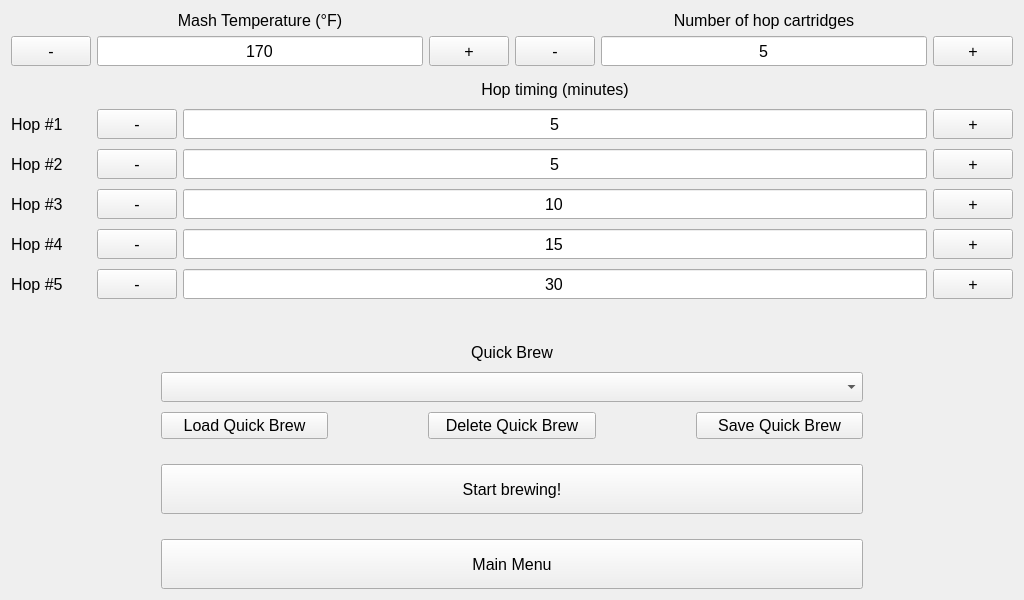
First picture: the form in autobrewer/GUI/UI Files/BrewConfig.ui, repository drmwve/Capstone-Project, before the edit.
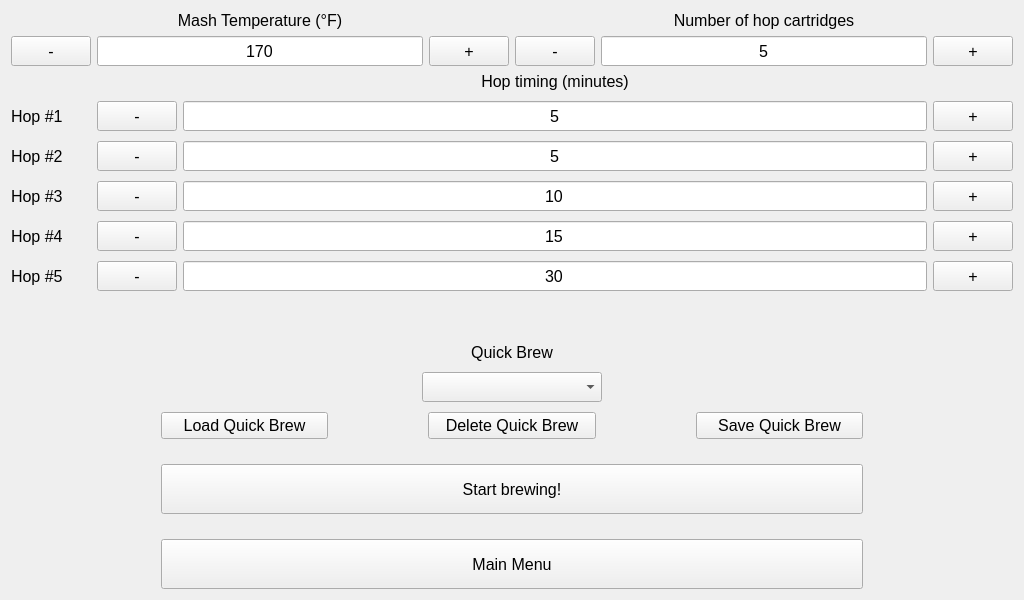
Second picture: the form after the edit.

Commit message:
Updating Brew config UI
Changed drop down box size.

The edit to the form file:
```diff
--- a/autobrewer/GUI/UI Files/BrewConfig.ui
+++ b/autobrewer/GUI/UI Files/BrewConfig.ui
@@ -267,19 +267,6 @@
      </item>
     </layout>
    </item>
-   <item>
-    <spacer name="verticalSpacer_2">
-     <property name="orientation">
-      <enum>Qt::Vertical</enum>
-     </property>
-     <property name="sizeHint" stdset="0">
-      <size>
-       <width>20</width>
-       <height>40</height>
-      </size>
-     </property>
-    </spacer>
-   </item>
    <item>
     <layout class="QGridLayout" name="HopTimingLayout" rowstretch="0,0,0,0,0,0">
      <property name="sizeConstraint">
@@ -899,26 +886,35 @@
         </widget>
        </item>
        <item>
-        <widget class="QComboBox" name="QBComboBox">
-         <property name="sizePolicy">
-          <sizepolicy hsizetype="Preferred" vsizetype="Fixed">
-           <horstretch>0</horstretch>
-           <verstretch>0</verstretch>
-          </sizepolicy>
-         </property>
-         <property name="minimumSize">
-          <size>
-           <width>0</width>
-           <height>30</height>
-          </size>
-         </property>
-         <property name="maximumSize">
-          <size>
-           <width>10000</width>
-           <height>16777215</height>
-          </size>
-         </property>
-        </widget>
+        <layout class="QHBoxLayout" name="horizontalLayout_3">
+         <item>
+          <widget class="QComboBox" name="QBComboBox">
+           <property name="sizePolicy">
+            <sizepolicy hsizetype="Preferred" vsizetype="Fixed">
+             <horstretch>0</horstretch>
+             <verstretch>0</verstretch>
+            </sizepolicy>
+           </property>
+           <property name="minimumSize">
+            <size>
+             <width>0</width>
+             <height>30</height>
+            </size>
+           </property>
+           <property name="maximumSize">
+            <size>
+             <width>180</width>
+             <height>16777215</height>
+            </size>
+           </property>
+           <property name="font">
+            <font>
+             <pointsize>10</pointsize>
+            </font>
+           </property>
+          </widget>
+         </item>
+        </layout>
        </item>
        <item>
         <layout class="QHBoxLayout" name="horizontalLayout_2">
```
Left out of the diff: 648 changed lines with no effect on the pictures. The commit also changes 1 other file.
